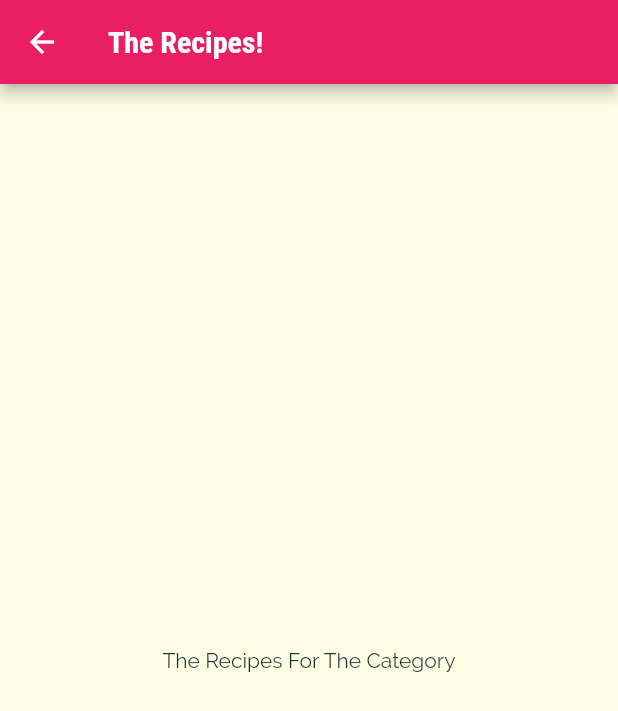
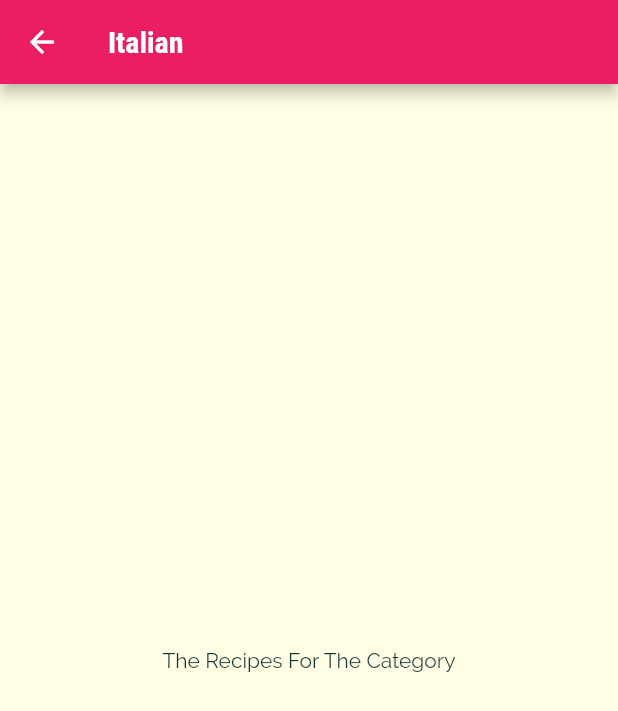
Before and after one commit to seanka/Flutter-Meals-App, a Flutter app: the screen it shows after launch, after a tap on "Italian", on a phone screen of 412 x 824 dp. Shown: the top 711 px of the screen. Run offline on Flutter 3.47's test engine with Material 2 defaults, Android fonts, the phone set to English and light mode, and no system bars.

Commit message:
added navigation

```diff
--- a/lib/categories_meals_screen.dart
+++ b/lib/categories_meals_screen.dart
@@ -5,8 +5,13 @@ class CategoryMealsScreen extends StatelessWidget {
 
   @override
   Widget build(BuildContext context) {
+    final routeArgs =
+        ModalRoute.of(context)?.settings.arguments as Map<String, String>;
+    final categoryTitle = routeArgs['title'] as String;
+    final categoryId = routeArgs['id'] as String;
+
     return Scaffold(
-      appBar: AppBar(title: Text('The Recipes!')),
+      appBar: AppBar(title: Text(categoryTitle)),
       body: Center(
         child: Text('The Recipes For The Category'),
       ),
--- a/lib/categories_screen.dart
+++ b/lib/categories_screen.dart
@@ -19,7 +19,8 @@ class CategoriesScreen extends StatelessWidget {
             mainAxisSpacing: 20),
         children: DUMMY_CATEGORIES
             .map(
-              (catData) => CategoryItem(catData.title, catData.color),
+              (catData) =>
+                  CategoryItem(catData.id, catData.title, catData.color),
             )
             .toList(),
       ),
--- a/lib/category_item.dart
+++ b/lib/category_item.dart
@@ -3,18 +3,16 @@ import 'package:flutter/material.dart';
 import './categories_meals_screen.dart';
 
 class CategoryItem extends StatelessWidget {
+  final String id;
   final String title;
   final Color color;
 
-  const CategoryItem(this.title, this.color, {super.key});
+  const CategoryItem(this.id, this.title, this.color, {super.key});
 
   void selectCategory(BuildContext ctx) {
-    Navigator.of(ctx).push(
-      MaterialPageRoute(
-        builder: (_) {
-          return CategoryMealsScreen();
-        },
-      ),
+    Navigator.of(ctx).pushNamed(
+      '/categories-meals',
+      arguments: {'title': title, 'id': id},
     );
   }
 
--- a/lib/main.dart
+++ b/lib/main.dart
@@ -1,5 +1,6 @@
 import 'package:flutter/foundation.dart';
 import 'package:flutter/material.dart';
+import 'package:flutter_meals_app/categories_meals_screen.dart';
 
 import './categories_screen.dart';
 
@@ -32,6 +33,9 @@ class MyApp extends StatelessWidget {
             ),
       ),
       home: CategoriesScreen(),
+      routes: {
+        '/categories-meals': (ctx) => CategoryMealsScreen(),
+      },
     );
   }
 }
```
